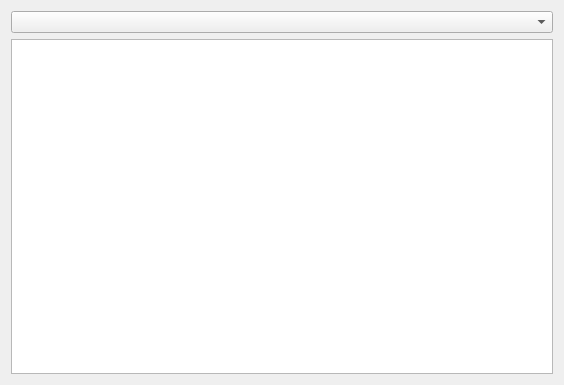
Qt form lib/PrintPreviewDialog.ui (choosyg/Buchhaltung) before a commit.
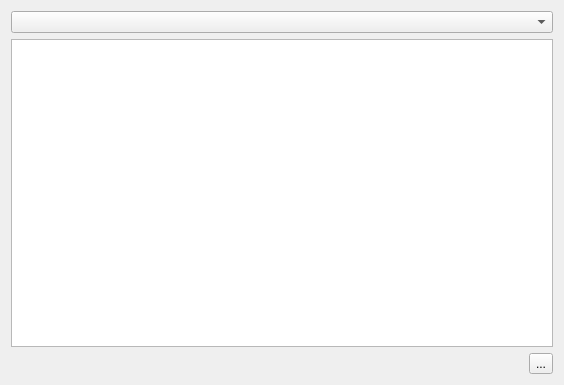
The same form after that commit. Icons and pictures are not drawn.

Commit message: * Added Windows Icon * Removed ? from dialog titles * Added Print support on Print Preview Page

What changed in the file:
```diff
--- a/lib/PrintPreviewDialog.ui
+++ b/lib/PrintPreviewDialog.ui
@@ -20,6 +20,37 @@
    <item>
     <widget class="QTextEdit" name="textEdit"/>
    </item>
+   <item>
+    <layout class="QHBoxLayout" name="horizontalLayout">
+     <item>
+      <spacer name="horizontalSpacer">
+       <property name="orientation">
+        <enum>Qt::Horizontal</enum>
+       </property>
+       <property name="sizeHint" stdset="0">
+        <size>
+         <width>40</width>
+         <height>20</height>
+        </size>
+       </property>
+      </spacer>
+     </item>
+     <item>
+      <widget class="QToolButton" name="toolButton">
+       <property name="toolTip">
+        <string>Drucken</string>
+       </property>
+       <property name="text">
+        <string>...</string>
+       </property>
+       <property name="icon">
+        <iconset resource="../resources.qrc">
+         <normaloff>:/icons/print.svg</normaloff>:/icons/print.svg</iconset>
+       </property>
+      </widget>
+     </item>
+    </layout>
+   </item>
   </layout>
  </widget>
  <resources/>
```
Left out of the diff: 4 changed lines with no effect on the pictures. The commit also changes 5 other files.
